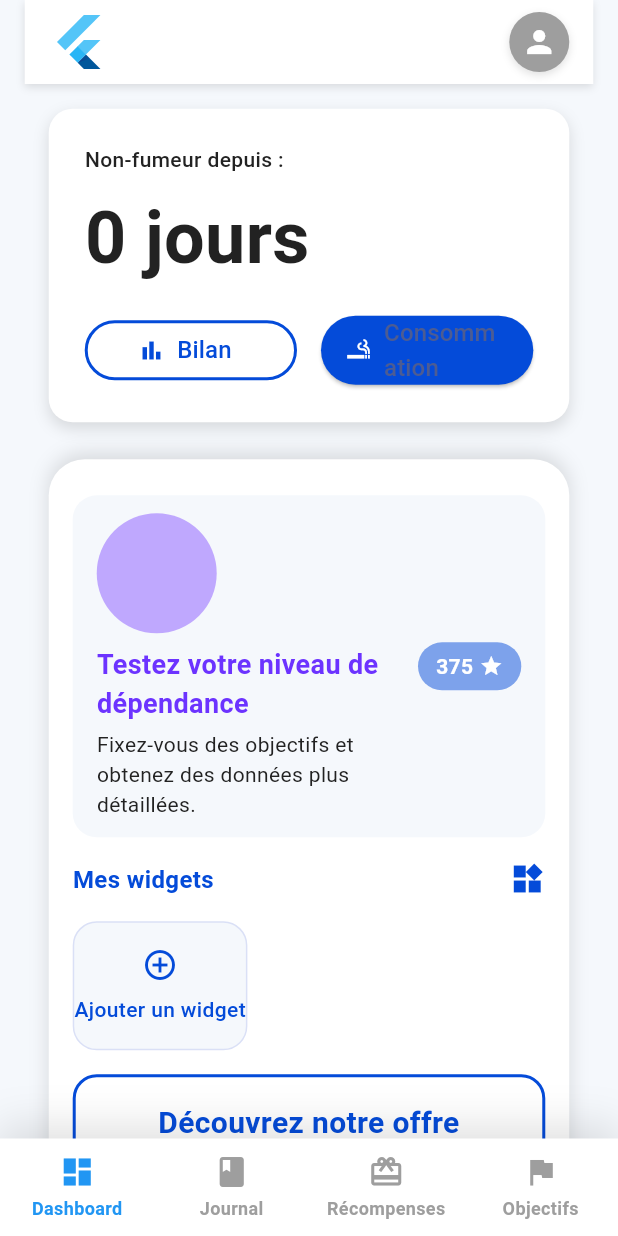
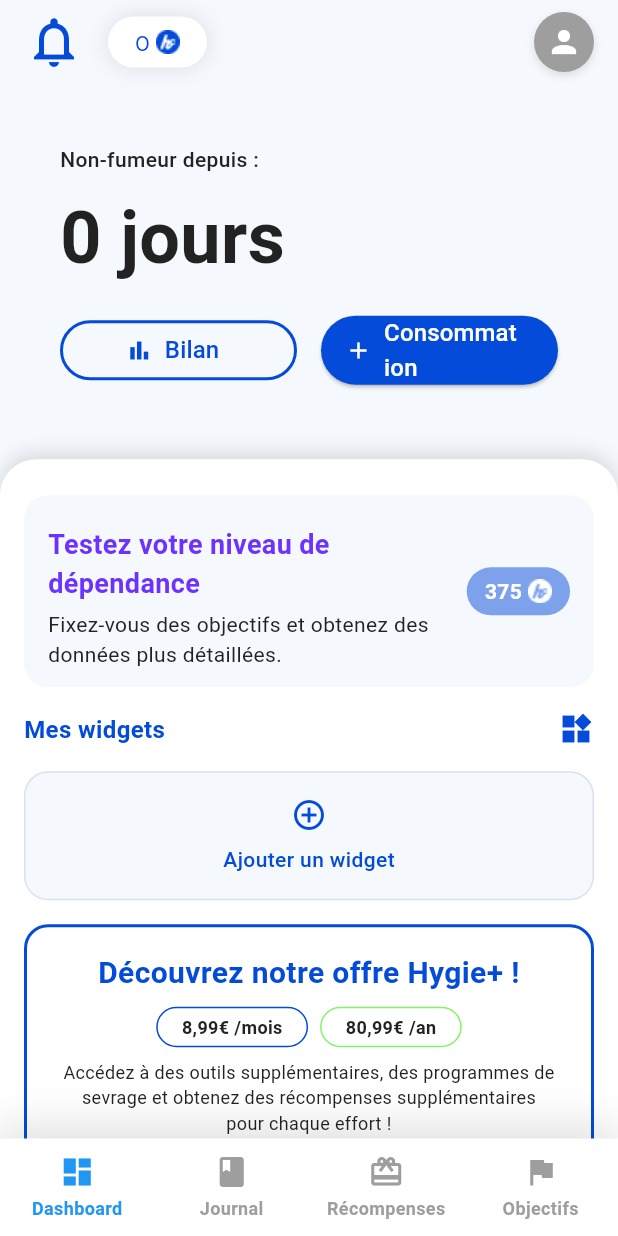
Before and after one commit to LaChancee/hygie-mobile, a Flutter app: the Dashboard screen opened directly, on a phone screen of 412 x 824 dp. Run offline on Flutter 3.47's test engine with Material 3 defaults, Android fonts, the light colour scheme and no system bars; our stand-ins replace cloud_firestore, firebase_auth, firebase_core; missing offline and left inert: widgetbook, widgetbook_annotation; accounts and stored records are empty; Roboto replaces fonts that are missing (DM sans); statements that could not run were skipped.

Commit message:
refactor dashboard components for improved layout and styling; add CagnotteMini widget

```diff
--- a/lib/presentation/dashboard/context_card.dart
+++ b/lib/presentation/dashboard/context_card.dart
@@ -11,15 +11,9 @@ class CardsContext extends StatelessWidget {
         width: screenWidth > 600 ? 400 : double.infinity, // Largeur adaptative
         padding: const EdgeInsets.all(24),
         decoration: BoxDecoration(
-          color: Colors.white,
+          color: Colors.transparent, // Couleur de fond transparente
           borderRadius: BorderRadius.circular(16),
-          boxShadow: [
-            BoxShadow(
-              color: Colors.black12,
-              blurRadius: 8,
-              offset: Offset(0, 4),
-            ),
-          ],
+          boxShadow: [], // Retirer l'ombre
         ),
         child: Column(
           crossAxisAlignment: CrossAxisAlignment.start,
@@ -65,10 +59,10 @@ class CardsContext extends StatelessWidget {
                 Expanded(
                   child: ElevatedButton.icon(
                     onPressed: () {},
-                    icon: Icon(Icons.smoking_rooms, color: Colors.white),
+                    icon: Icon(Icons.add, color: Colors.white), // Changer l'icône ici
                     label: Text(
                       'Consommation',
-                      style: TextStyle(fontSize: 16),
+                      style: TextStyle(fontSize: 16, color: Colors.white),
                     ),
                     style: ElevatedButton.styleFrom(
                       backgroundColor: Color(0xFF044BD9),
--- a/lib/presentation/dashboard/dasboard_content.dart
+++ b/lib/presentation/dashboard/dasboard_content.dart
@@ -1,21 +1,21 @@
 import 'package:flutter/material.dart';
+import 'dart:ui';
 
 class ContentsDashboard extends StatelessWidget {
   @override
   Widget build(BuildContext context) {
-    return LayoutBuilder(
-      builder: (context, constraints) {
     double screenWidth = MediaQuery.of(context).size.width;
     bool isLargeScreen = screenWidth > 600; // Différenciation mobile/tablette
 
-        return Padding(
-          padding: const EdgeInsets.symmetric(horizontal: 16),
-          child: Container(
-            width: isLargeScreen ? 500 : double.infinity,
+    return Container(
+      width: double.infinity,
       padding: const EdgeInsets.symmetric(vertical: 24, horizontal: 16),
       decoration: BoxDecoration(
         color: Colors.white,
-              borderRadius: BorderRadius.circular(24),
+        borderRadius: BorderRadius.only(
+          topLeft: Radius.circular(24),
+          topRight: Radius.circular(24),
+        ),
         boxShadow: [
           BoxShadow(
             color: Colors.black12,
@@ -31,38 +31,32 @@ class ContentsDashboard extends StatelessWidget {
           const SizedBox(height: 16),
           _buildSectionTitle('Mes widgets'),
           const SizedBox(height: 16),
-                _buildAddWidgetButton(),
+          _buildAddWidgetButton(screenWidth),
           const SizedBox(height: 16),
           _buildOfferCard(),
         ],
       ),
-          ),
-        );
-      },
     );
   }
 
   Widget _buildDependencyTestCard(bool isLargeScreen) {
     return Container(
+      width: double.infinity,
       padding: const EdgeInsets.symmetric(horizontal: 16, vertical: 12),
       decoration: BoxDecoration(
         color: Color(0xFFF5F8FC),
         borderRadius: BorderRadius.circular(16),
       ),
-      child: Row(
+      child: Stack(
+        children: [
+          //
+          // Contenu principal
+          Row(
             children: [
               Expanded(
                 child: Column(
                   crossAxisAlignment: CrossAxisAlignment.start,
                   children: [
-                Container(
-                  width: 80,
-                  height: 80,
-                  decoration: BoxDecoration(
-                    color: Color(0xB2A885FF),
-                    shape: BoxShape.circle,
-                  ),
-                ),
                     const SizedBox(height: 8),
                     Text(
                       'Testez votre niveau de dépendance',
@@ -87,6 +81,8 @@ class ContentsDashboard extends StatelessWidget {
               _buildScoreBadge(),
             ],
           ),
+        ],
+      ),
     );
   }
 
@@ -108,7 +104,12 @@ class ContentsDashboard extends StatelessWidget {
             ),
           ),
           const SizedBox(width: 4),
-          Icon(Icons.star, color: Colors.white, size: 16),
+          Container(
+            width: 16,
+            height: 16,
+            child: Image.asset(
+                'assets/images/hycoins.png'), // Remplacez par le chemin de votre image
+          ),
         ],
       ),
     );
@@ -131,8 +132,10 @@ class ContentsDashboard extends StatelessWidget {
     );
   }
 
-  Widget _buildAddWidgetButton() {
-    return Container(
+  Widget _buildAddWidgetButton(double screenWidth) {
+    return SizedBox(
+      width: double.infinity,
+      child: Container(
         padding: const EdgeInsets.symmetric(vertical: 16),
         decoration: BoxDecoration(
           color: Color(0xFFF5F8FC),
@@ -153,11 +156,13 @@ class ContentsDashboard extends StatelessWidget {
             ),
           ],
         ),
+      ),
     );
   }
 
   Widget _buildOfferCard() {
     return Container(
+      width: double.infinity,
       padding: const EdgeInsets.symmetric(horizontal: 24, vertical: 16),
       decoration: BoxDecoration(
         color: Colors.white,
@@ -179,9 +184,9 @@ class ContentsDashboard extends StatelessWidget {
           Row(
             mainAxisAlignment: MainAxisAlignment.center,
             children: [
-              _buildPriceOption('3,99€ /mois', Color(0xFF044BD9)),
+              _buildPriceOption('8,99€ /mois', Color(0xFF044BD9)),
               const SizedBox(width: 8),
-              _buildPriceOption('32,99€ /an', Color(0xFF84F266)),
+              _buildPriceOption('80,99€ /an', Color(0xFF84F266)),
             ],
           ),
           const SizedBox(height: 8),
@@ -197,10 +202,11 @@ class ContentsDashboard extends StatelessWidget {
           ElevatedButton.icon(
             onPressed: () {},
             icon: Icon(Icons.arrow_forward, color: Colors.white),
-            label: Text('Découvrir'),
+            label: Text('Découvrir', style: TextStyle(color: Colors.white)),
             style: ElevatedButton.styleFrom(
               backgroundColor: Color(0xFF044BD9),
               shape: StadiumBorder(),
+
             ),
             ),
         ],
--- a/lib/presentation/dashboard/new_dashboard.dart
+++ b/lib/presentation/dashboard/new_dashboard.dart
@@ -3,7 +3,6 @@ import 'package:hygie_mobile/presentation/dashboard/context_card.dart';
 import 'package:hygie_mobile/presentation/dashboard/dasboard_content.dart';
 import 'package:hygie_mobile/presentation/dashboard/tapbar.dart';
 import 'package:hygie_mobile/presentation/dashboard/top_bar.dart';
-
 
 class Dashboard extends StatelessWidget {
   @override
@@ -17,16 +16,11 @@ class Dashboard extends StatelessWidget {
         child: Column(
           children: [
             // ✅ TopBar (Barre supérieure)
-            Padding(
-              padding: EdgeInsets.symmetric(horizontal: screenWidth * 0.04),
-              child: TopBar(),
-            ),
+            TopBar(),
 
             // ✅ ESPACE PRINCIPAL : Dashboard Content
             Expanded(
               child: SingleChildScrollView(
-                child: Padding(
-                  padding: EdgeInsets.symmetric(horizontal: screenWidth * 0.04),
                 child: Column(
                   crossAxisAlignment: CrossAxisAlignment.start,
                   children: [
@@ -43,7 +37,6 @@ class Dashboard extends StatelessWidget {
                 ),
               ),
             ),
-            ),
 
             // ✅ TabBar (Barre de navigation en bas)
             ResponsiveTabBar(),
--- a/lib/presentation/dashboard/top_bar.dart
+++ b/lib/presentation/dashboard/top_bar.dart
@@ -8,14 +8,8 @@ class TopBar extends StatelessWidget {
     return Container(
       padding: const EdgeInsets.symmetric(horizontal: 16, vertical: 8),
       decoration: BoxDecoration(
-        color: Colors.white,
-        boxShadow: [
-          BoxShadow(
-            color: Colors.black12,
-            blurRadius: 4,
-            offset: Offset(0, 2),
-          ),
-        ],
+        color: Colors.transparent, // Couleur de fond transparente
+        boxShadow: [], // Retirer l'ombre
       ),
       child: Row(
         mainAxisAlignment: MainAxisAlignment.spaceBetween,
@@ -23,45 +17,11 @@ class TopBar extends StatelessWidget {
           // Logo + Notification
           Row(
             children: [
-              // Logo
-              Container(
-                width: 40,
-                height: 40,
-                decoration: BoxDecoration(
-                  shape: BoxShape.circle,
-                ),
-                child: FlutterLogo(),
-              ),
+              // Icône de cloche outlined en couleur primaire
+              Icon(Icons.notifications_outlined, color: Theme.of(context).primaryColor, size: 40),
               SizedBox(width: 16),
-              // Notification Badge (adapté aux petits écrans)
-              if (screenWidth > 600)
-                Container(
-                  padding: const EdgeInsets.symmetric(horizontal: 16, vertical: 8),
-                  decoration: BoxDecoration(
-                    color: Colors.white,
-                    borderRadius: BorderRadius.circular(124),
-                    boxShadow: [
-                      BoxShadow(
-                        color: Color(0x1E06214F),
-                        blurRadius: 12,
-                      )
-                    ],
-                  ),
-                  child: Row(
-                    children: [
-                      Text(
-                        '0',
-                        style: TextStyle(
-                          color: Color(0xFF044BD9),
-                          fontSize: 14,
-                          fontWeight: FontWeight.w500,
-                        ),
-                      ),
-                      SizedBox(width: 8),
-                      Icon(Icons.notifications, color: Colors.blue, size: 16),
-                    ],
-                  ),
-                ),
+              // Widget CagnotteMini
+              CagnotteMini(),
             ],
           ),
 
@@ -87,3 +47,55 @@ class TopBar extends StatelessWidget {
     );
   }
 }
+
+class CagnotteMini extends StatelessWidget {
+  @override
+  Widget build(BuildContext context) {
+    return Column(
+      children: [
+        Container(
+          width: 66,
+          height: 34,
+          padding: const EdgeInsets.symmetric(horizontal: 16, vertical: 8),
+          decoration: ShapeDecoration(
+            color: Colors.white,
+            shape: RoundedRectangleBorder(
+              borderRadius: BorderRadius.circular(124),
+            ),
+            shadows: [
+              BoxShadow(
+                color: Color(0x1E06214F),
+                blurRadius: 12,
+                offset: Offset(0, 0),
+                spreadRadius: 0,
+              )
+            ],
+          ),
+          child: Row(
+            mainAxisSize: MainAxisSize.min,
+            mainAxisAlignment: MainAxisAlignment.center,
+            crossAxisAlignment: CrossAxisAlignment.center,
+            children: [
+              Text(
+                '0',
+                textAlign: TextAlign.center,
+                style: TextStyle(
+                  color: Color(0xFF044BD9),
+                  fontSize: 14,
+                  fontFamily: 'DM sans',
+                  fontWeight: FontWeight.w500,
+                ),
+              ),
+              SizedBox(width: 4), // Ajout d'espace entre le chiffre et l'icône
+              Container(
+                width: 16,
+                height: 16,
+                child: Image.asset('assets/images/blue_hycoins.png'), // Remplacez par le chemin de votre image
+              ),
+            ],
+          ),
+        ),
+      ],
+    );
+  }
+}
```
Lines whose indentation alone changed are shown as unchanged.
